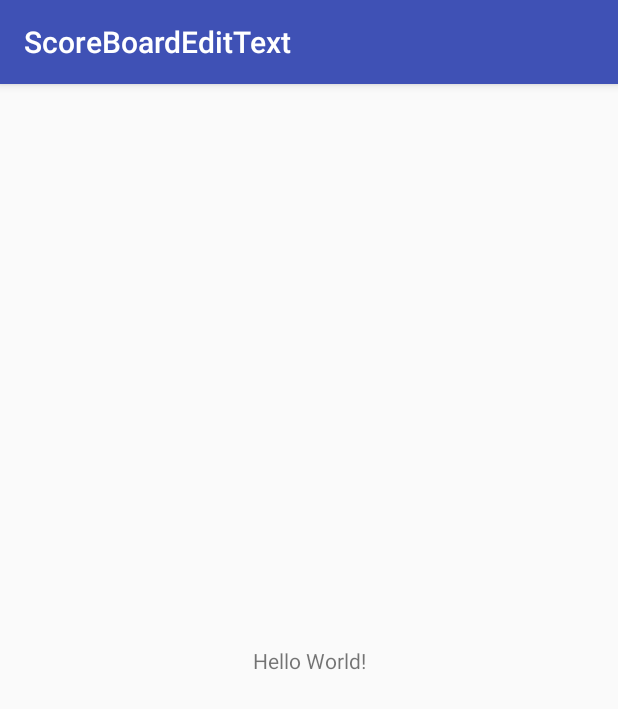
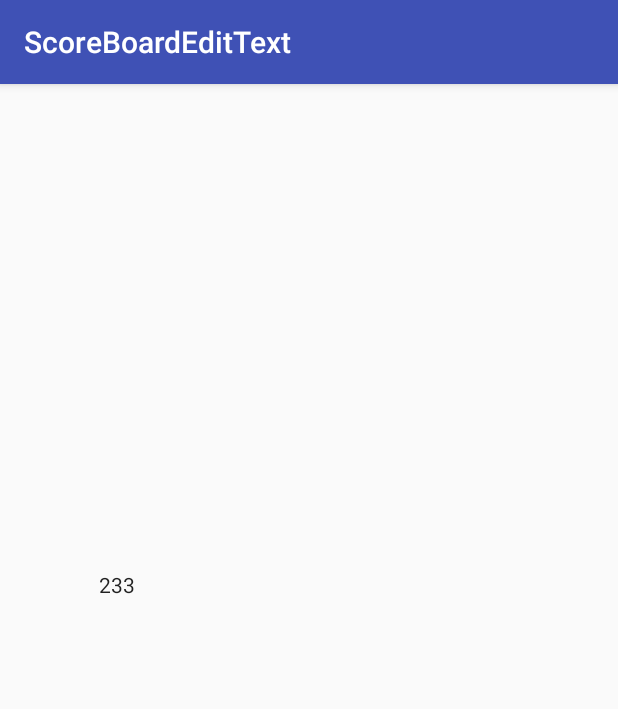
Before and after one commit to dyguests/ScoreBoardEditText, an Android app: the screen it shows after launch (MainActivity), on a phone screen of 412 x 824 dp. Shown: the top 709 px of the screen. Run offline under Robolectric (Android 15) with nearby library versions, the phone set to English and light mode, and no system bars.

Commit message:
Init ScoreBoardEditText

```diff
--- a/app/build.gradle
+++ b/app/build.gradle
@@ -21,11 +21,12 @@ android {
 }
 
 dependencies {
-    implementation fileTree(dir: 'libs', include: ['*.jar'])
-    implementation"org.jetbrains.kotlin:kotlin-stdlib-jre7:$kotlin_version"
+    implementation fileTree(include: ['*.jar'], dir: 'libs')
+    implementation "org.jetbrains.kotlin:kotlin-stdlib-jre7:$kotlin_version"
     implementation 'com.android.support:appcompat-v7:27.1.1'
     implementation 'com.android.support.constraint:constraint-layout:1.1.2'
     testImplementation 'junit:junit:4.12'
     androidTestImplementation 'com.android.support.test:runner:1.0.2'
     androidTestImplementation 'com.android.support.test.espresso:espresso-core:3.0.2'
+    implementation project(':library')
 }
--- a/app/src/main/res/layout/activity_main.xml
+++ b/app/src/main/res/layout/activity_main.xml
@@ -7,13 +7,16 @@
     android:layout_height="match_parent"
     tools:context=".MainActivity">
 
-    <TextView
-        android:layout_width="wrap_content"
-        android:layout_height="wrap_content"
-        android:text="Hello World!"
+    <com.fanhl.scoreboardedittext.ScoreBoardEditText
+        android:layout_width="280dp"
+        android:layout_height="120dp"
+        android:layout_marginBottom="8dp"
+        android:layout_marginEnd="8dp"
+        android:layout_marginStart="8dp"
+        android:layout_marginTop="8dp"
+        android:text="233"
         app:layout_constraintBottom_toBottomOf="parent"
-        app:layout_constraintLeft_toLeftOf="parent"
-        app:layout_constraintRight_toRightOf="parent"
+        app:layout_constraintEnd_toEndOf="parent"
+        app:layout_constraintStart_toStartOf="parent"
         app:layout_constraintTop_toTopOf="parent"/>
-
 </android.support.constraint.ConstraintLayout>
--- a/library/src/main/java/com/fanhl/scoreboardedittext/ScoreBoardEditText.kt
+++ b/library/src/main/java/com/fanhl/scoreboardedittext/ScoreBoardEditText.kt
@@ -1,4 +1,14 @@
 package com.fanhl.scoreboardedittext
 
-class ScoreBoardEditText {
+import android.content.Context
+import android.graphics.Canvas
+import android.graphics.Color
+import android.support.v7.widget.AppCompatEditText
+import android.util.AttributeSet
+
+class ScoreBoardEditText @JvmOverloads constructor(context: Context?, attrs: AttributeSet? = null, defStyleAttr: Int = 0) : AppCompatEditText(context, attrs, defStyleAttr) {
+
+    override fun onDraw(canvas: Canvas?) {
+        super.onDraw(canvas)
+    }
 }
```
